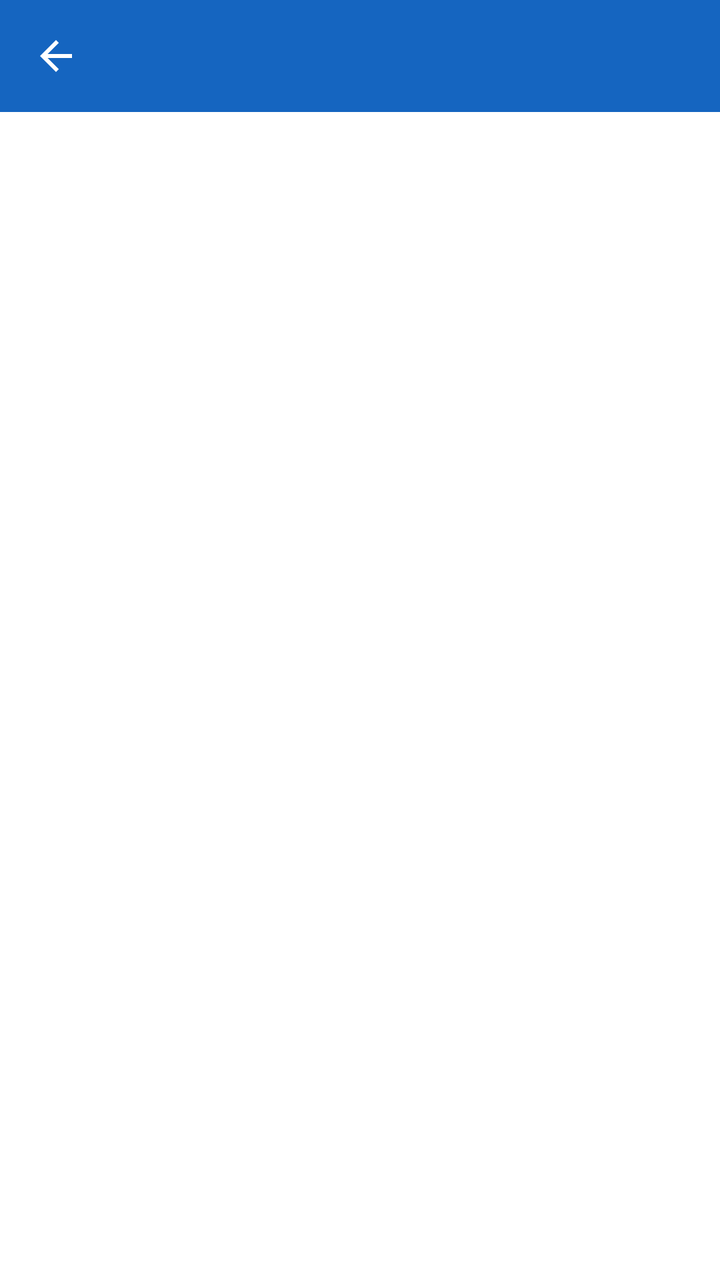
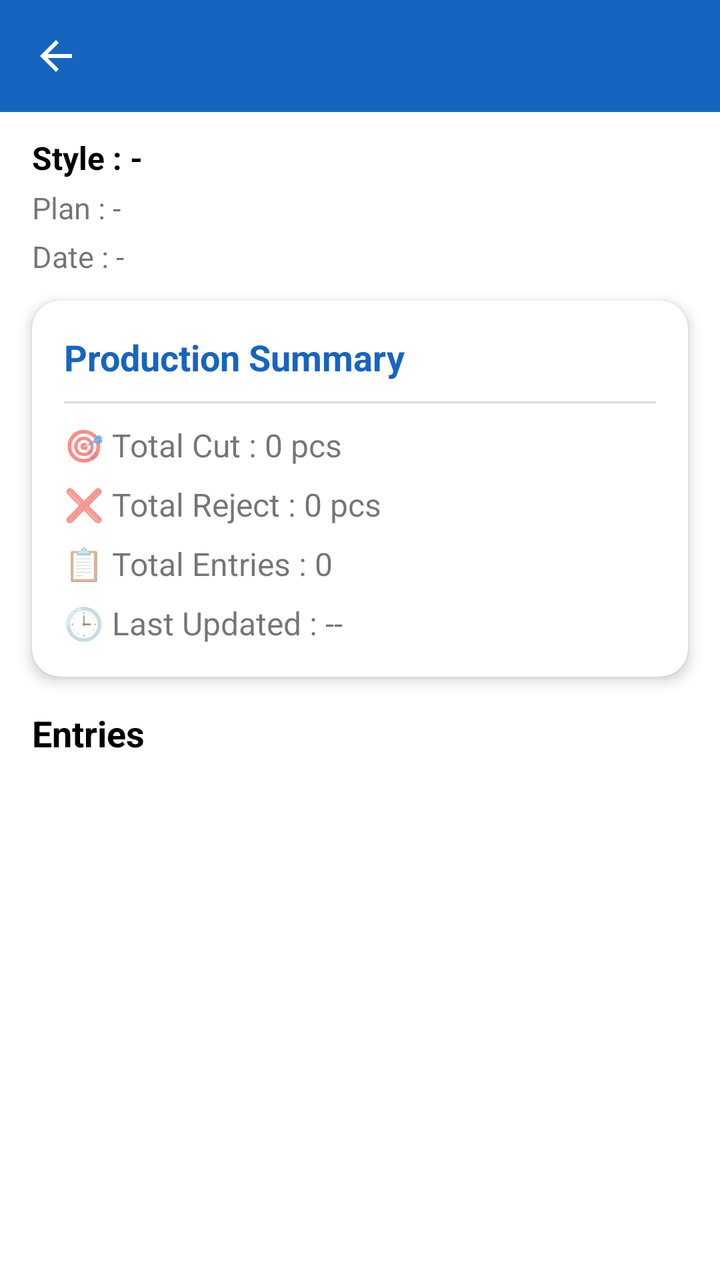

Before-and-after screenshots of an Android layout around one commit, followed by the original layout XML and the change that was made.
<!-- AndroidManifest.xml: application theme Theme.MyApplication -->
<!-- res/layout/activity_cutting_history_details.xml -->
<?xml version="1.0" encoding="utf-8"?>
<LinearLayout xmlns:android="http://schemas.android.com/apk/res/android"
    xmlns:app="http://schemas.android.com/apk/res-auto"
    android:layout_width="match_parent"
    android:layout_height="match_parent"
    android:orientation="vertical">

    <com.google.android.material.appbar.MaterialToolbar
        android:id="@+id/toolbar"
        android:layout_width="match_parent"
        android:layout_height="?attr/actionBarSize"
        android:background="@color/primary"
        android:title="Production Details"
        android:titleTextColor="@android:color/white"
        app:navigationIcon="@drawable/ic_back"/>

    <androidx.recyclerview.widget.RecyclerView
        android:id="@+id/rvDetails"
        android:layout_width="match_parent"
        android:layout_height="match_parent"
        android:padding="12dp"/>

</LinearLayout>
<!-- resources referenced by this layout -->
<resources>
  <color name="primary">#1565C0</color>
  <!-- drawable ic_back (drawable) -->
  <?xml version="1.0" encoding="utf-8"?>
  <vector xmlns:android="http://schemas.android.com/apk/res/android"
      android:width="24dp"
      android:height="24dp"
      android:viewportWidth="24"
      android:viewportHeight="24">
  
      <path
          android:fillColor="@android:color/white"
          android:pathData="M20,11H7.83l5.59,-5.59L12,4l-8,8 8,8 1.41,-1.41L7.83,13H20z"/>
  </vector>
  <style name="Theme.MyApplication" parent="Theme.MaterialComponents.DayNight.NoActionBar">
          
          <item name="colorPrimary">@color/purple_500</item>
          <item name="colorPrimaryVariant">@color/purple_700</item>
          <item name="colorOnPrimary">@color/white</item>
          
          <item name="colorSecondary">@color/teal_200</item>
          <item name="colorSecondaryVariant">@color/teal_700</item>
          <item name="colorOnSecondary">@color/black</item>
          
          <item name="android:statusBarColor">?attr/colorPrimaryVariant</item>
          
      </style>
  <color name="purple_500">#FF6200EE</color>
  <color name="purple_700">#FF3700B3</color>
  <color name="white">#FFFFFF</color>
  <color name="teal_200">#FF03DAC5</color>
  <color name="teal_700">#FF018786</color>
  <color name="black">#FF000000</color>
</resources>

<!-- the commit's change to res/layout/activity_cutting_history_details.xml (unified diff, before → after) -->
@@ -12,12 +12,131 @@
         android:background="@color/primary"
         android:title="Production Details"
         android:titleTextColor="@android:color/white"
-        app:navigationIcon="@drawable/ic_back"/>
+        app:navigationIcon="@drawable/ic_back" />
 
+    
+    <LinearLayout
+        android:layout_width="match_parent"
+        android:layout_height="wrap_content"
+        android:orientation="vertical"
+        android:paddingStart="16dp"
+        android:paddingTop="12dp"
+        android:paddingEnd="16dp">
+
+        <TextView
+            android:id="@+id/tvStyleNo"
+            android:layout_width="wrap_content"
+            android:layout_height="wrap_content"
+            android:text="Style : -"
+            android:textColor="@android:color/black"
+            android:textSize="16sp"
+            android:textStyle="bold" />
+
+        <TextView
+            android:id="@+id/tvPlanNo"
+            android:layout_width="wrap_content"
+            android:layout_height="wrap_content"
+            android:layout_marginTop="4dp"
+            android:text="Plan : -"
+            android:textSize="15sp" />
+
+        <TextView
+            android:id="@+id/tvDate"
+            android:layout_width="wrap_content"
+            android:layout_height="wrap_content"
+            android:layout_marginTop="4dp"
+            android:text="Date : -"
+            android:textSize="15sp" />
+
+    </LinearLayout>
+
+    
+    <com.google.android.material.card.MaterialCardView
+        android:layout_width="match_parent"
+        android:layout_height="wrap_content"
+        android:layout_marginStart="16dp"
+        android:layout_marginTop="12dp"
+        android:layout_marginEnd="16dp"
+        app:cardCornerRadius="14dp"
+        app:cardElevation="4dp">
+
+        <LinearLayout
+            android:layout_width="match_parent"
+            android:layout_height="wrap_content"
+            android:orientation="vertical"
+            android:padding="16dp">
+
+            <TextView
+                android:layout_width="wrap_content"
+                android:layout_height="wrap_content"
+                android:text="Production Summary"
+                android:textColor="@color/primary"
+                android:textSize="18sp"
+                android:textStyle="bold" />
+
+            <View
+                android:layout_width="match_parent"
+                android:layout_height="1dp"
+                android:layout_marginTop="10dp"
+                android:layout_marginBottom="10dp"
+                android:background="#DDDDDD" />
+
+            <TextView
+                android:id="@+id/tvTotalCut"
+                android:layout_width="wrap_content"
+                android:layout_height="wrap_content"
+                android:text="🎯 Total Cut : 0 pcs"
+                android:textSize="16sp" />
+
+            <TextView
+                android:id="@+id/tvTotalReject"
+                android:layout_width="wrap_content"
+                android:layout_height="wrap_content"
+                android:layout_marginTop="8dp"
+                android:text="❌ Total Reject : 0 pcs"
+                android:textSize="16sp" />
+
+            <TextView
+                android:id="@+id/tvTotalEntries"
+                android:layout_width="wrap_content"
+                android:layout_height="wrap_content"
+                android:layout_marginTop="8dp"
+                android:text="📋 Total Entries : 0"
+                android:textSize="16sp" />
+
+            <TextView
+                android:id="@+id/tvLastUpdated"
+                android:layout_width="wrap_content"
+                android:layout_height="wrap_content"
+                android:layout_marginTop="8dp"
+                android:text="🕒 Last Updated : --"
+                android:textSize="16sp" />
+
+        </LinearLayout>
+
+    </com.google.android.material.card.MaterialCardView>
+
+    
+    <TextView
+        android:layout_width="wrap_content"
+        android:layout_height="wrap_content"
+        android:layout_marginStart="16dp"
+        android:layout_marginTop="16dp"
+        android:layout_marginBottom="8dp"
+        android:text="Entries"
+        android:textColor="@android:color/black"
+        android:textSize="18sp"
+        android:textStyle="bold" />
+
+    
     <androidx.recyclerview.widget.RecyclerView
         android:id="@+id/rvDetails"
         android:layout_width="match_parent"
-        android:layout_height="match_parent"
-        android:padding="12dp"/>
+        android:layout_height="0dp"
+        android:layout_weight="1"
+        android:paddingStart="8dp"
+        android:paddingEnd="8dp"
+        android:clipToPadding="false"
+        android:paddingBottom="8dp" />
 
 </LinearLayout>
